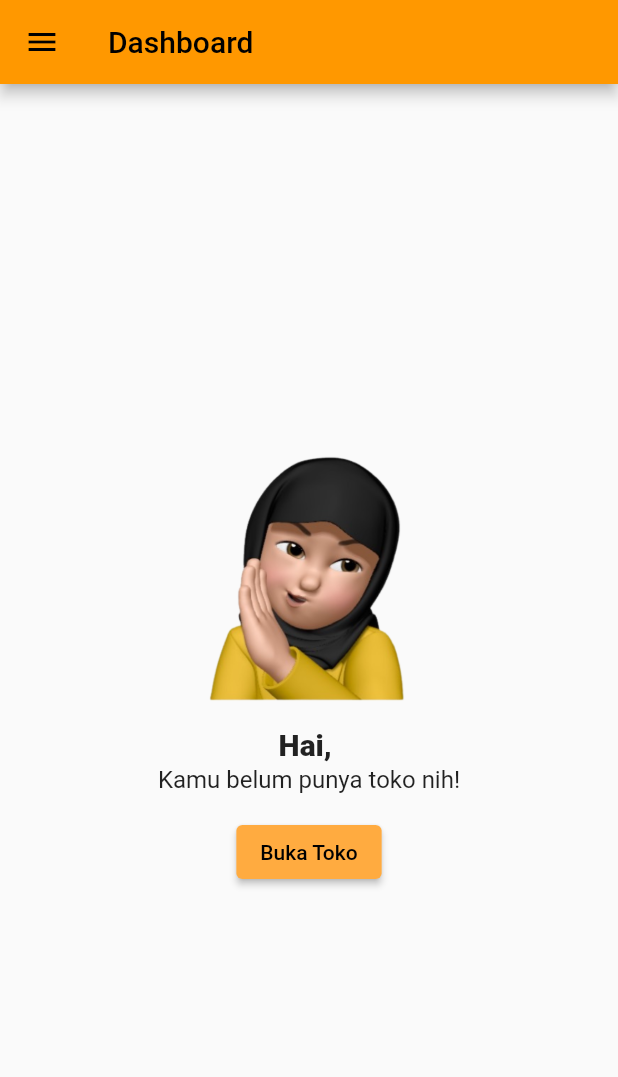
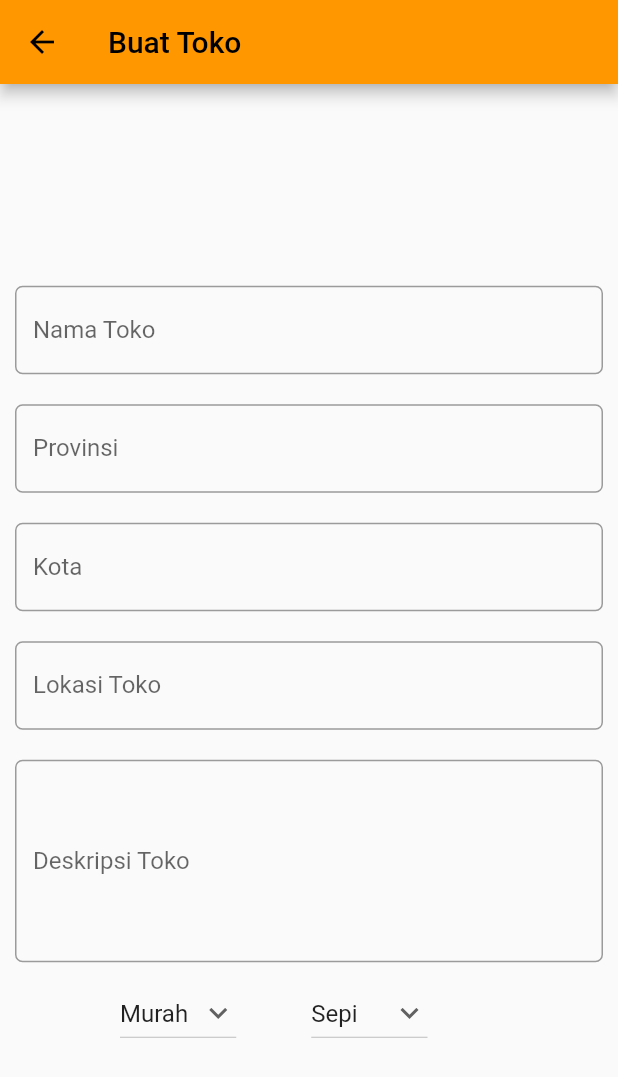
Before and after one commit to PBPF05/jajan-id-flutter, a Flutter app: the DashBoardPage screen opened directly, after a tap on "Buka Toko", on a phone screen of 412 x 824 dp. Shown: the top 1077 px of the screen. Run offline on Flutter 3.47's test engine with Material 2 defaults, Android fonts, the phone set to English and light mode, and no system bars; our stand-ins replace flutter_dotenv, flutter_svg; missing offline and left inert: pbp_django_auth.

Commit message:
Create toko form and add another view @ dashboard

```diff
--- /dev/null
+++ b/lib/screens/create-toko.dart
@@ -0,0 +1,237 @@
+import 'package:flutter/cupertino.dart';
+import 'package:flutter/material.dart';
+
+class CreateTokoPage extends StatefulWidget {
+  const CreateTokoPage({super.key});
+
+  @override
+  State<StatefulWidget> createState() => _CreateTokoPageState();
+}
+
+class _CreateTokoPageState extends State<CreateTokoPage> {
+  final _formKey = GlobalKey<FormState>();
+  String _namaToko = "";
+  String _provinsiToko = "";
+  String _kotaToko = "";
+  String _lokasiToko = "";
+  String _deskripsiToko = "";
+  String _rangeHarga = 'Murah';
+  List<String> listRangeHarga = ['Murah', 'Sedang', 'Mahal'];
+  String _tingkatRamai = 'Sepi';
+  List<String> listTingkatRamai = ['Sepi', 'Sedang', 'Ramai'];
+
+  @override
+  Widget build(BuildContext context) {
+    return Scaffold(
+      appBar: AppBar(
+        title: Text('Buat Toko'),
+      ),
+      body: Center(
+        child: Form(
+          key: _formKey,
+          child: SingleChildScrollView(
+            child: Container(
+              child: Column(
+                children: [
+                  Padding(
+                    padding: const EdgeInsets.all(10.0),
+                    child: TextFormField(
+                      decoration: InputDecoration(
+                        hintText: "Contoh: Toko Ayam Goreng",
+                        labelText: "Nama Toko",
+                        border: OutlineInputBorder(
+                          borderRadius: BorderRadius.circular(5.0)
+                        ),
+                        focusedBorder: OutlineInputBorder(
+                          borderSide: BorderSide(color: Colors.orange, width: 2),
+                        )
+                      ),
+                      // Menambahkan behavior saat nama diketik
+                      onChanged: (String? value) {
+                        setState(() {
+                          _namaToko = value!;
+                        });
+                      },
+                      // Menambahkan behavior saat data disimpan
+                      onSaved: (String? value) {
+                        setState(() {
+                          _namaToko = value!;
+                        });
+                      },
+                      // Validator sebagai validasi form
+                      validator: (String? value) {
+                        if (value == null || value.isEmpty) {
+                          return 'Nama Toko tidak boleh kosong!';
+                        }
+                        return null;
+                      },
+                    ),
+                  ),
+                  Padding(
+                    padding: const EdgeInsets.all(10.0),
+                    child: TextFormField(
+                      decoration: InputDecoration(
+                        hintText: "Contoh: Jawa Barat",
+                        labelText: "Provinsi",
+                        border: OutlineInputBorder(
+                          borderRadius: BorderRadius.circular(5.0),
+                        ),
+                      ),
+                      // Menambahkan behavior saat nama diketik
+                      onChanged: (String? value) {
+                        setState(() {
+                          _provinsiToko = value!;
+                        });
+                      },
+                      // Menambahkan behavior saat data disimpan
+                      onSaved: (String? value) {
+                        setState(() {
+                          _provinsiToko = value!;
+                        });
+                      },
+                      // Validator sebagai validasi form
+                      validator: (String? value) {
+                        if (value == null || value.isEmpty) {
+                          return 'Provinsi Toko tidak boleh kosong!';
+                        }
+                        return null;
+                      },
+                    ),
+                  ),
+                  Padding(
+                    padding: const EdgeInsets.all(10.0),
+                    child: TextFormField(
+                      decoration: InputDecoration(
+                        hintText: "Contoh: Depok",
+                        labelText: "Kota",
+                        border: OutlineInputBorder(
+                          borderRadius: BorderRadius.circular(5.0),
+                        ),
+                      ),
+                      // Menambahkan behavior saat nama diketik
+                      onChanged: (String? value) {
+                        setState(() {
+                          _kotaToko = value!;
+                        });
+                      },
+                      // Menambahkan behavior saat data disimpan
+                      onSaved: (String? value) {
+                        setState(() {
+                          _kotaToko = value!;
+                        });
+                      },
+                      // Validator sebagai validasi form
+                      validator: (String? value) {
+                        if (value == null || value.isEmpty) {
+                          return 'Kota tidak boleh kosong!';
+                        }
+                        return null;
+                      },
+                    ),
+                  ),
+                  Padding(
+                    padding: const EdgeInsets.all(10.0),
+                    child: TextFormField(
+                      decoration: InputDecoration(
+                        hintText: "Contoh: Jl. Margonda Raya no. 121",
+                        labelText: "Lokasi Toko",
+                        border: OutlineInputBorder(
+                          borderRadius: BorderRadius.circular(5.0),
+                        ),
+                      ),
+                      // Menambahkan behavior saat nama diketik
+                      onChanged: (String? value) {
+                        setState(() {
+                          _lokasiToko = value!;
+                        });
+                      },
+                      // Menambahkan behavior saat data disimpan
+                      onSaved: (String? value) {
+                        setState(() {
+                          _lokasiToko = value!;
+                        });
+                      },
+                      // Validator sebagai validasi form
+                      validator: (String? value) {
+                        if (value == null || value.isEmpty) {
+                          return 'Lokasi Toko tidak boleh kosong!';
+                        }
+                        return null;
+                      },
+                    ),
+                  ),
+                  Padding(
+                    padding: const EdgeInsets.all(10.0),
+                    child: TextFormField(
+                      maxLines: 5,
+                      decoration: InputDecoration(
+                        hintText:
+                            "Contoh: Toko Ayam Goreng paling laris di Jabodetabek",
+                        labelText: "Deskripsi Toko",
+                        border: OutlineInputBorder(
+                          borderRadius: BorderRadius.circular(5.0),
+                        ),
+                      ),
+                      // Menambahkan behavior saat nama diketik
+                      onChanged: (String? value) {
+                        setState(() {
+                          _deskripsiToko = value!;
+                        });
+                      },
+                      // Menambahkan behavior saat data disimpan
+                      onSaved: (String? value) {
+                        setState(() {
+                          _deskripsiToko = value!;
+                        });
+                      },
+                    ),
+                  ),
+                  Row(
+                    children: [
+                      Padding(
+                        padding: const EdgeInsets.fromLTRB(80, 0, 0, 0),
+                        child: DropdownButton(
+                            value: _rangeHarga,
+                            icon: const Icon(Icons.keyboard_arrow_down),
+                            items: listRangeHarga.map((String items) {
+                              return DropdownMenuItem(
+                                value: items,
+                                child: Text(items),
+                              );
+                            }).toList(),
+                            onChanged: (String? newValue) {
+                              setState(() {
+                                _rangeHarga = newValue!;
+                              });
+                            },
+                          ),
+                      ),
+                      Padding(
+                        padding: const EdgeInsets.fromLTRB(50, 0, 0, 0),
+                        child: DropdownButton(
+                          value: _tingkatRamai,
+                          icon: const Icon(Icons.keyboard_arrow_down),
+                          items: listTingkatRamai.map((String items) {
+                            return DropdownMenuItem(
+                              value: items,
+                              child: Text(items),
+                            );
+                          }).toList(),
+                          onChanged: (String? newValue) {
+                            setState(() {
+                              _tingkatRamai = newValue!;
+                            });
+                          },
+                        ),
+                      ),
+                    ],
+                  ),
+                ],
+              ),
+            ),
+          ),
+        ),
+      ),
+    );
+  }
+}
--- a/lib/screens/dashboard.dart
+++ b/lib/screens/dashboard.dart
@@ -1,6 +1,7 @@
 import 'dart:convert';
 import 'package:flutter/material.dart';
 import 'package:jajan_id/components/drawer.dart';
+import 'package:jajan_id/screens/create-toko.dart';
 import 'package:provider/provider.dart';
 import 'package:jajan_id/model/toko_model.dart';
 import 'package:http/http.dart' as http;
@@ -94,7 +95,12 @@ class _DashBoardPageState extends State<DashBoardPage> {
                 ),),
                 Padding(
                   padding: const EdgeInsets.all(16.0),
-                  child: ElevatedButton(onPressed: (){},
+                  child: ElevatedButton(onPressed: (){
+                    Navigator.push(context, MaterialPageRoute(builder: (context){
+                      return CreateTokoPage();
+                    }),
+                    );
+                  },
                       child: Text("Buka Toko",
                         style: TextStyle(
                             color: Colors.black)),
```
